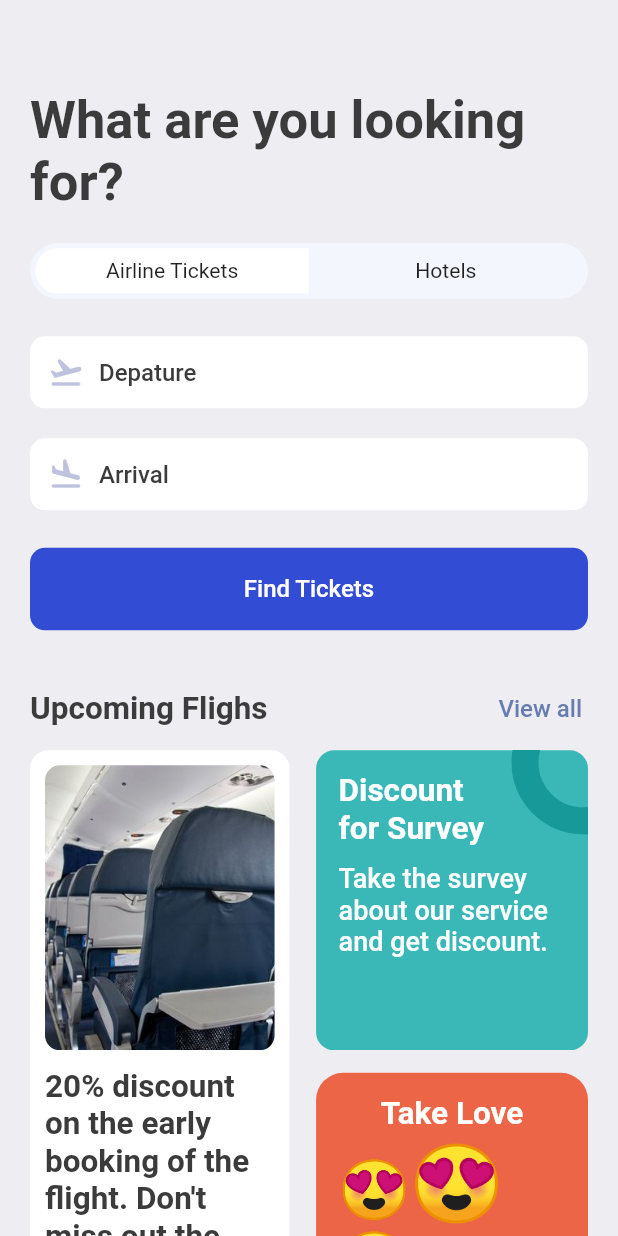
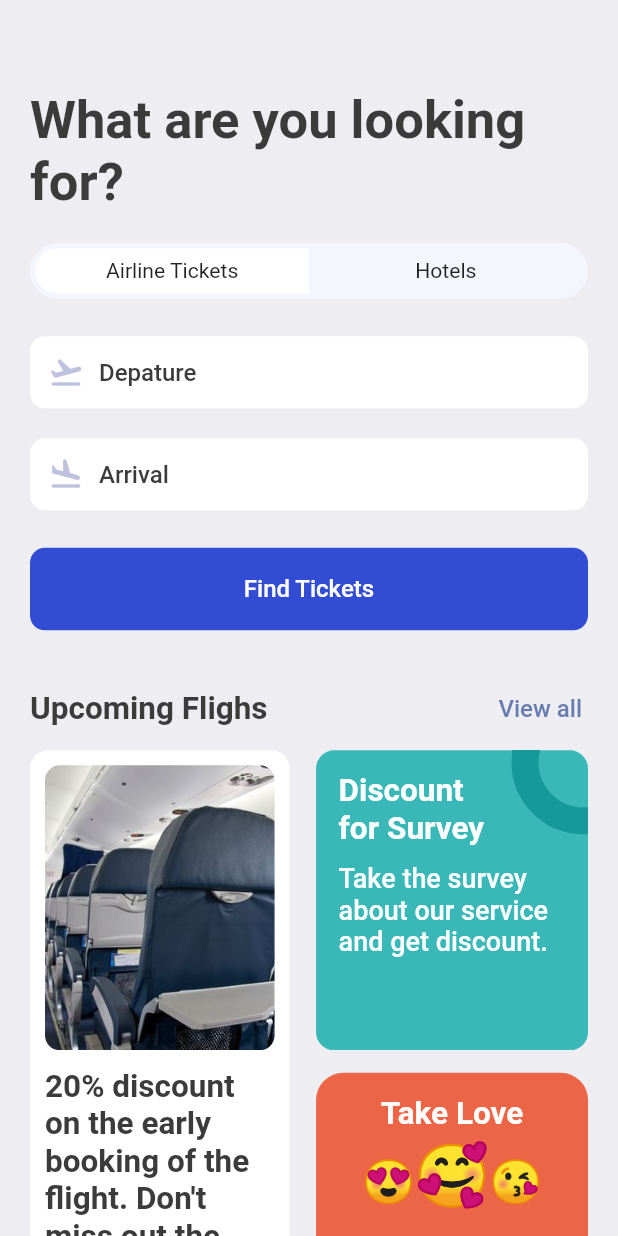
Before and after one commit to oakarhlyanhtike/flight_book_tickets_flutter, a Flutter app: the SearchScreen screen opened directly, on a phone screen of 412 x 824 dp. Run offline on Flutter 3.47's test engine with Material 2 defaults, Android fonts, the phone set to English and light mode, and no system bars; our stand-ins replace fluentui_icons, gap, get.

Commit message:
cofix_codes_homeUi_and_searchUi

```diff
--- a/lib/screens/home/cards/hotel_card.dart
+++ b/lib/screens/home/cards/hotel_card.dart
@@ -1,6 +1,8 @@
 import 'package:bookticket/widgets/home_widgets/hotel_view.dart';
-import 'package:bookticket/utils/app_info_list.dart';
+
 import 'package:flutter/material.dart';
+
+import '../../../utils/utils.dart';
 
 class HotelCard extends StatelessWidget {
   const HotelCard({Key? key}) : super(key: key);
--- a/lib/screens/home/home_screen.dart
+++ b/lib/screens/home/home_screen.dart
@@ -1,11 +1,9 @@
 import 'package:bookticket/screens/home/cards/hotel_card.dart';
-import 'package:bookticket/utils/app_layout.dart';
-import 'package:bookticket/utils/app_style.dart';
-import 'package:bookticket/widgets/app_double_text_widget.dart';
 import 'package:fluentui_icons/fluentui_icons.dart';
 import 'package:flutter/material.dart';
 import 'package:gap/gap.dart';
-
+import '../../utils/utils.dart';
+import '../../widgets/widgets.dart';
 import 'cards/ticket_card.dart';
 
 class HomeScreen extends StatefulWidget {
@@ -68,14 +66,14 @@ class _HomeScreenState extends State<HomeScreen> {
                     padding: const EdgeInsets.symmetric(
                         horizontal: 12.0, vertical: 12.0),
                     decoration: BoxDecoration(
-                      color: Color(0xFFF4F6FD),
+                      color: const Color(0xFFF4F6FD),
                       borderRadius: BorderRadius.circular(10.0),
                     ),
                     child: Row(
                       children: [
                         const Icon(
                           FluentSystemIcons.ic_fluent_search_regular,
-                          color: Color(0xfffbfc205),
+                          color:  Color(0xfffbfc205),
                         ),
                         Text(
                           'Search',
--- a/lib/screens/search/search_screen.dart
+++ b/lib/screens/search/search_screen.dart
@@ -1,11 +1,9 @@
-import 'package:bookticket/widgets/search_widgets/app_icon_text.dart';
 import 'package:bookticket/utils/app_layout.dart';
 import 'package:bookticket/utils/app_style.dart';
 import 'package:flutter/material.dart';
 import 'package:gap/gap.dart';
 
-import '../../widgets/app_double_text_widget.dart';
-import '../../widgets/search_widgets/find_tickets_button.dart';
+import '../../widgets/widgets.dart';
 
 class SearchScreen extends StatefulWidget {
   const SearchScreen({Key? key}) : super(key: key);
@@ -32,52 +30,7 @@ class _SearchScreenState extends State<SearchScreen> {
                 .copyWith(fontSize: AppLayout.getWidth(35.0)),
           ),
           Gap(AppLayout.getHeight(20.0)),
-          FittedBox(
-            child: Container(
-              padding: const EdgeInsets.all(3.5),
-              // ignore: sort_child_properties_last
-              child: Row(
-                children: [
-                  /*
-                  airline tickets
-                  */
-                  Container(
-                    width: size.width * 0.44,
-                    padding:
-                        EdgeInsets.symmetric(vertical: AppLayout.getHeight(7)),
-                    decoration: const BoxDecoration(
-                        color: Colors.white,
-                        borderRadius: BorderRadius.horizontal(
-                            left: Radius.circular(50.0))),
-                    child: const Center(
-                      child: Text('Airline Tickets'),
-                    ),
-                  ),
-                  /*
-                  hotels tickets
-                  */
-                  Container(
-                    width: size.width * 0.44,
-                    padding:
-                        EdgeInsets.symmetric(vertical: AppLayout.getHeight(7)),
-                    decoration: const BoxDecoration(
-                        color: Colors.transparent,
-                        borderRadius: BorderRadius.horizontal(
-                            right: Radius.circular(50.0))),
-                    child: const Center(
-                      child: Text('Hotels'),
-                    ),
-                  ),
-                ],
-              ),
-              decoration: BoxDecoration(
-                color: const Color(0xFFF4F6FD),
-                borderRadius: BorderRadius.circular(
-                  AppLayout.getHeight(50.0),
-                ),
-              ),
-            ),
-          ),
+          const AppTicketTabs(),
           Gap(AppLayout.getHeight(25.0)),
           const AppIconText(
               icon: Icons.flight_takeoff_rounded, title: 'Depature'),
@@ -201,9 +154,9 @@ class _SearchScreenState extends State<SearchScreen> {
                         Gap(AppLayout.getHeight(5)),
                         RichText(
                             text: const TextSpan(children: [
-                          TextSpan(text: '😍', style: TextStyle(fontSize: 38)),
-                          TextSpan(text: '😍', style: TextStyle(fontSize: 50)),
-                          TextSpan(text: '😍', style: TextStyle(fontSize: 38))
+                          TextSpan(text: '😍', style: TextStyle(fontSize: 28)),
+                          TextSpan(text: '🥰', style: TextStyle(fontSize: 40)),
+                          TextSpan(text: '😘', style: TextStyle(fontSize: 28))
                         ]))
                       ],
                     ),
--- a/lib/screens/ticket/ticket_screen.dart
+++ b/lib/screens/ticket/ticket_screen.dart
@@ -1,5 +1,6 @@
 import 'package:flutter/material.dart';
 
+import '../../utils/app_layout.dart';
 
 class TicketScreen extends StatefulWidget {
   const TicketScreen({Key? key}) : super(key: key);
@@ -11,8 +12,7 @@ class TicketScreen extends StatefulWidget {
 class _TicketScreenState extends State<TicketScreen> {
   @override
   Widget build(BuildContext context) {
-    return Scaffold(
-      body: Center(child: Text('Ticket Screen')),
-    );
+    final size = AppLayout.getSize(context);
+    return Container();
   }
 }
--- /dev/null
+++ b/lib/widgets/app_ticket_tab.dart
@@ -0,0 +1,54 @@
+import 'package:bookticket/utils/utils.dart';
+import 'package:flutter/material.dart';
+class AppTicketTabs extends StatelessWidget {
+  const AppTicketTabs({super.key});
+
+  @override
+  Widget build(BuildContext context) {
+    final size = AppLayout.getSize(context);
+    return FittedBox(
+      child: Container(
+        padding: const EdgeInsets.all(3.5),
+        // ignore: sort_child_properties_last
+        child: Row(
+          children: [
+            /*
+             airline tickets
+            */
+            Container(
+              width: size.width * 0.44,
+              padding: EdgeInsets.symmetric(vertical: AppLayout.getHeight(7)),
+              decoration: const BoxDecoration(
+                  color: Colors.white,
+                  borderRadius:
+                      BorderRadius.horizontal(left: Radius.circular(50.0))),
+              child: const Center(
+                child: Text('Airline Tickets'),
+              ),
+            ),
+             /*
+              hotels tickets
+             */
+            Container(
+              width: size.width * 0.44,
+              padding: EdgeInsets.symmetric(vertical: AppLayout.getHeight(7)),
+              decoration: const BoxDecoration(
+                  color: Colors.transparent,
+                  borderRadius:
+                      BorderRadius.horizontal(right: Radius.circular(50.0))),
+              child: const Center(
+                child: Text('Hotels'),
+              ),
+            ),
+          ],
+        ),
+        decoration: BoxDecoration(
+          color: const Color(0xFFF4F6FD),
+          borderRadius: BorderRadius.circular(
+            AppLayout.getHeight(50.0),
+          ),
+        ),
+      ),
+    );
+  }
+}
--- /dev/null
+++ b/lib/widgets/widgets.dart
@@ -0,0 +1,6 @@
+export 'home_widgets/hotel_view.dart';
+export 'home_widgets/ticket_view.dart';
+export 'search_widgets/app_icon_text.dart';
+export 'search_widgets/find_tickets_button.dart';
+export 'app_double_text_widget.dart';
+export 'app_ticket_tab.dart';
```
